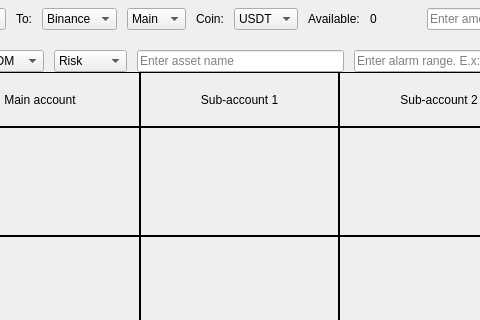
Old version of the form UI.ui in the repository VoHieu123/crypto_app; both pictures show x 189 to 669 and y 0 to 320 of the 937 by 684 pixel window.
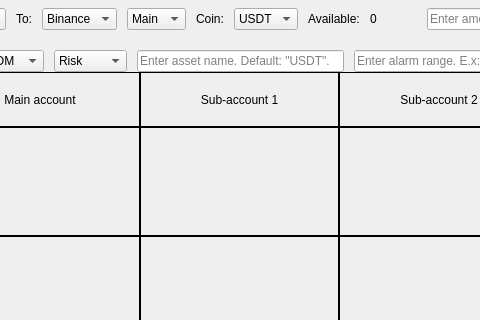
New version of the form.

```diff
--- a/UI.ui
+++ b/UI.ui
@@ -294,7 +294,7 @@
         <item>
          <widget class="QLineEdit" name="lineEdit_assetName">
           <property name="placeholderText">
-           <string>Enter asset name</string>
+           <string>Enter asset name. Default: &quot;USDT&quot;.</string>
           </property>
          </widget>
         </item>
```
